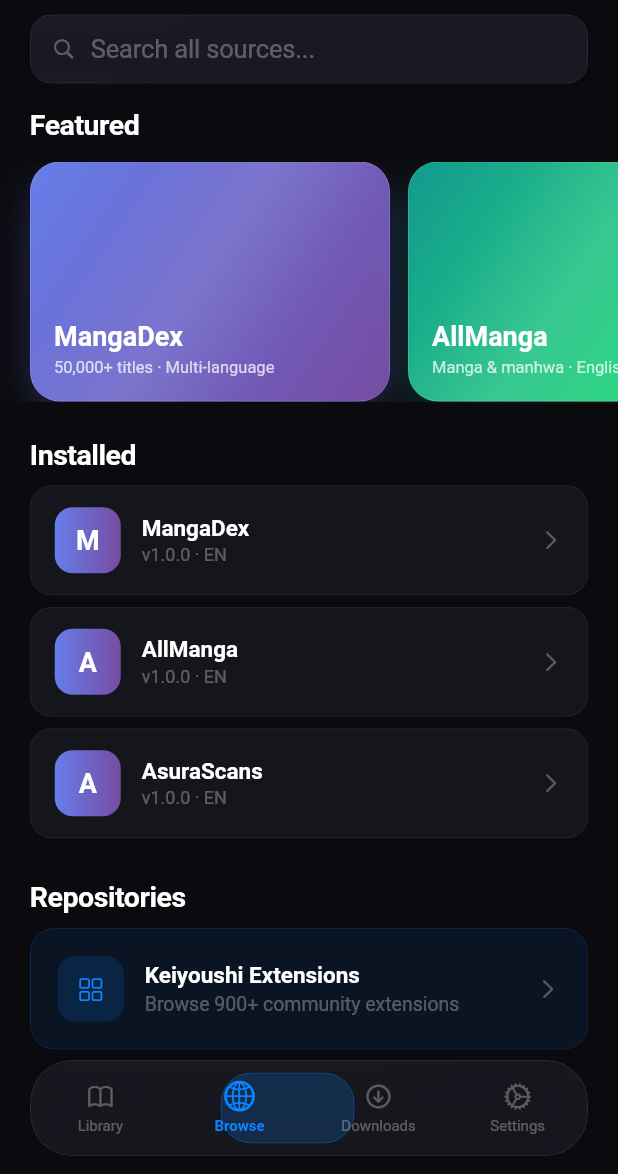
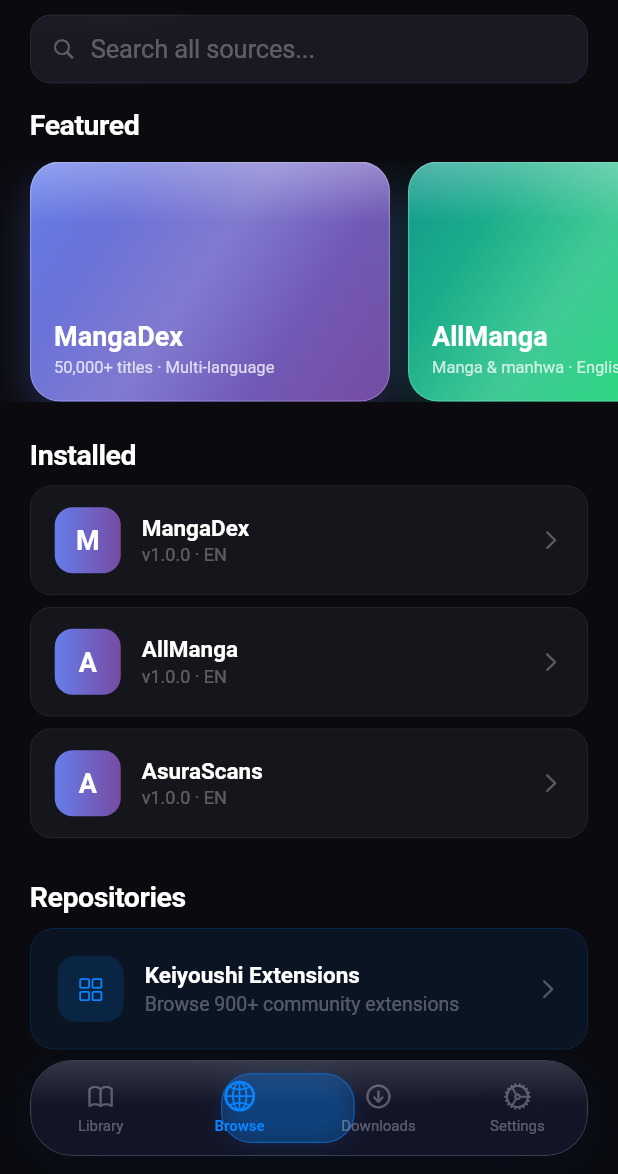
Before and after one commit to tsnyders/comic-center, a Flutter app: the screen it shows after launch, item 2 of the bottom bar chosen, on a phone screen of 412 x 824 dp, the part 62-1236 px from its top. Run offline on Flutter 3.47's test engine with Material 3 defaults, Android fonts, the phone set to English and light mode, and no system bars; our stand-ins replace cached_network_image, dio, extended_image, flutter_riverpod, isar; accounts and stored records are empty; generated files the repository leaves out were written again.

Commit message:
Fix AllManga 400 error, AsuraScans int cast crash, and enhance liquid glass UI
AllManga:
- Switch from stale persisted-query hashes to full GraphQL query strings;
  the APQ hashes were returning 400 Bad Request as of mid-2026
- Use correct 'sub' translationType enum value throughout
- Map chapter nums from availableChaptersDetail.sub via toString() (not cast)

AsuraScans:
- Convert id/uuid fields with .toString() instead of 'as String' cast;
  the API returns integer IDs which crashed with 'int is not subtype of String'
- Try multiple title field names (title, name, series_title) and cover fields
  (cover, thumbnail, image) for defensive parsing
- Use .toString() on created_at and all string fields to avoid cast errors

Liquid Glass UI:
- Add ambient radial gradient background (#14142E→#0A0A0F) so BackdropFilter
  has color variance to blur — on a pure solid background blur has no effect
- Nav bar: increase blur to 40, blue-tinted glass (#16162A), thicker border,
  specular highlight strip on top edge, accent glow on active pill indicator
- AnimatedGlassCard: brighter specular highlight (28% opacity), stronger
  colored drop shadow, thicker inner border (0.75px)
- GlassContainer: add specular highlight overlay on top edge

https://claude.ai/code/session_01HFab9nvC62hsLqbCUNNk8E

```diff
--- a/lib/features/root/root_scaffold.dart
+++ b/lib/features/root/root_scaffold.dart
@@ -34,6 +34,18 @@ class _RootScaffoldState extends State<RootScaffold> {
       child: Stack(
         fit: StackFit.expand,
         children: [
+          // Ambient gradient gives BackdropFilter something to blur —
+          // without this, glass on solid #0A0A0F looks identical to no blur.
+          const DecoratedBox(
+            decoration: BoxDecoration(
+              gradient: RadialGradient(
+                center: Alignment(0.0, -0.55),
+                radius: 1.1,
+                colors: [Color(0xFF14142E), Color(0xFF0A0A0F)],
+              ),
+            ),
+          ),
+
           // ── Tab content ───────────────────────────────────────────────
           IndexedStack(
             index: _selectedIndex,
@@ -127,30 +139,63 @@ class _GlassNavBarState extends State<_GlassNavBar>
 
   @override
   Widget build(BuildContext context) {
-    return ClipRRect(
+    return Container(
+      decoration: BoxDecoration(
+        borderRadius: BorderRadius.circular(28),
+        boxShadow: [
+          BoxShadow(
+            color: const Color(0xFF000000).withOpacity(0.45),
+            blurRadius: 40,
+            spreadRadius: -4,
+            offset: const Offset(0, 12),
+          ),
+          BoxShadow(
+            color: AppColors.accent.withOpacity(0.08),
+            blurRadius: 30,
+            offset: const Offset(0, 6),
+          ),
+        ],
+      ),
+      child: ClipRRect(
         borderRadius: BorderRadius.circular(28),
         child: BackdropFilter(
-        filter: ImageFilter.blur(sigmaX: 30, sigmaY: 30),
+          filter: ImageFilter.blur(sigmaX: 40, sigmaY: 40),
           child: Container(
             height: 64,
             decoration: BoxDecoration(
-            color: const Color(0xFF1A1A22).withOpacity(0.80),
+              // Slightly blue-tinted dark glass
+              color: const Color(0xFF16162A).withOpacity(0.82),
               borderRadius: BorderRadius.circular(28),
               border: Border.all(
-              color: const Color(0xFFFFFFFF).withOpacity(0.12),
-              width: 0.5,
+                color: const Color(0xFFFFFFFF).withOpacity(0.18),
+                width: 0.75,
               ),
-            boxShadow: [
-              BoxShadow(
-                color: const Color(0xFF000000).withOpacity(0.35),
-                blurRadius: 30,
-                spreadRadius: -6,
-                offset: const Offset(0, 8),
-              ),
-            ],
             ),
             child: Stack(
               children: [
+                // Specular highlight on top edge
+                Positioned(
+                  top: 0,
+                  left: 0,
+                  right: 0,
+                  height: 28,
+                  child: DecoratedBox(
+                    decoration: BoxDecoration(
+                      borderRadius: const BorderRadius.vertical(
+                        top: Radius.circular(28),
+                      ),
+                      gradient: LinearGradient(
+                        begin: Alignment.topCenter,
+                        end: Alignment.bottomCenter,
+                        colors: [
+                          const Color(0xFFFFFFFF).withOpacity(0.14),
+                          const Color(0x00FFFFFF),
+                        ],
+                      ),
+                    ),
+                  ),
+                ),
+
                 // Animated pill indicator
                 AnimatedBuilder(
                   animation: _indicatorPos,
@@ -165,12 +210,19 @@ class _GlassNavBarState extends State<_GlassNavBar>
                           _tabs.length,
                       child: Container(
                         decoration: BoxDecoration(
-                        color: AppColors.accent.withOpacity(0.20),
+                          color: AppColors.accent.withOpacity(0.25),
                           borderRadius: BorderRadius.circular(20),
                           border: Border.all(
-                          color: AppColors.accent.withOpacity(0.35),
-                          width: 0.5,
+                            color: AppColors.accent.withOpacity(0.50),
+                            width: 0.75,
                           ),
+                          boxShadow: [
+                            BoxShadow(
+                              color: AppColors.accent.withOpacity(0.20),
+                              blurRadius: 12,
+                              spreadRadius: -2,
+                            ),
+                          ],
                         ),
                       ),
                     );
@@ -191,6 +243,7 @@ class _GlassNavBarState extends State<_GlassNavBar>
                   }),
                 ),
               ],
+            ),
           ),
         ),
       ),
--- a/lib/shared/widgets/glass_container.dart
+++ b/lib/shared/widgets/glass_container.dart
@@ -2,7 +2,8 @@ import 'dart:ui';
 
 import 'package:flutter/cupertino.dart';
 
-/// Reusable frosted-glass panel — BackdropFilter + semi-transparent fill.
+/// Reusable liquid-glass panel — BackdropFilter blur + specular highlight +
+/// semi-transparent fill, mirroring Apple's glass material aesthetic.
 class GlassContainer extends StatelessWidget {
   const GlassContainer({
     super.key,
@@ -12,10 +13,10 @@ class GlassContainer extends StatelessWidget {
     this.padding,
     this.margin,
     this.borderRadius = 20,
-    this.blur = 24,
-    this.tintOpacity = 0.10,
-    this.borderOpacity = 0.18,
-    this.shadowOpacity = 0.18,
+    this.blur = 28,
+    this.tintOpacity = 0.18,
+    this.borderOpacity = 0.22,
+    this.shadowOpacity = 0.22,
     this.tintColor,
   });
 
@@ -35,22 +36,23 @@ class GlassContainer extends StatelessWidget {
   Widget build(BuildContext context) {
     final fill = (tintColor ?? const Color(0xFFFFFFFF)).withOpacity(tintOpacity);
     final border = const Color(0xFFFFFFFF).withOpacity(borderOpacity);
+    final r = BorderRadius.circular(borderRadius);
 
     return Container(
       margin: margin,
       decoration: BoxDecoration(
-        borderRadius: BorderRadius.circular(borderRadius),
+        borderRadius: r,
         boxShadow: [
           BoxShadow(
             color: const Color(0xFF000000).withOpacity(shadowOpacity),
-            blurRadius: 30,
-            spreadRadius: -4,
-            offset: const Offset(0, 8),
+            blurRadius: 40,
+            spreadRadius: -6,
+            offset: const Offset(0, 10),
           ),
         ],
       ),
       child: ClipRRect(
-        borderRadius: BorderRadius.circular(borderRadius),
+        borderRadius: r,
         child: BackdropFilter(
           filter: ImageFilter.blur(sigmaX: blur, sigmaY: blur),
           child: Container(
@@ -59,10 +61,36 @@ class GlassContainer extends StatelessWidget {
             padding: padding,
             decoration: BoxDecoration(
               color: fill,
-              borderRadius: BorderRadius.circular(borderRadius),
+              borderRadius: r,
               border: Border.all(color: border, width: 0.5),
             ),
-            child: child,
+            child: Stack(
+              children: [
+                // Specular highlight — white shimmer on the top edge
+                Positioned(
+                  top: 0,
+                  left: 0,
+                  right: 0,
+                  height: borderRadius,
+                  child: DecoratedBox(
+                    decoration: BoxDecoration(
+                      borderRadius: BorderRadius.vertical(
+                        top: Radius.circular(borderRadius),
+                      ),
+                      gradient: LinearGradient(
+                        begin: Alignment.topCenter,
+                        end: Alignment.bottomCenter,
+                        colors: [
+                          const Color(0xFFFFFFFF).withOpacity(0.12),
+                          const Color(0x00FFFFFF),
+                        ],
+                      ),
+                    ),
+                  ),
+                ),
+                if (child != null) child!,
+              ],
+            ),
           ),
         ),
       ),
@@ -70,7 +98,8 @@ class GlassContainer extends StatelessWidget {
   }
 }
 
-/// A glass panel with a subtle animated shimmer — used for featured cards.
+/// A glass card with shimmer animation and press-scale — used for featured
+/// source cards.
 class AnimatedGlassCard extends StatefulWidget {
   const AnimatedGlassCard({
     super.key,
@@ -133,51 +162,63 @@ class _AnimatedGlassCardState extends State<AnimatedGlassCard>
             boxShadow: [
               BoxShadow(
                 color: (widget.gradient as LinearGradient).colors.first
-                    .withOpacity(0.35),
-                blurRadius: 24,
+                    .withOpacity(0.40),
+                blurRadius: 28,
                 spreadRadius: -4,
-                offset: const Offset(0, 10),
+                offset: const Offset(0, 12),
               ),
             ],
           ),
+          child: ClipRRect(
+            borderRadius: BorderRadius.circular(20),
             child: Stack(
               children: [
-              // Animated shimmer overlay
+                // Animated diagonal shimmer
                 AnimatedBuilder(
                   animation: _shimmer,
                   builder: (_, __) => Positioned.fill(
-                  child: ClipRRect(
-                    borderRadius: BorderRadius.circular(20),
                     child: DecoratedBox(
                       decoration: BoxDecoration(
                         gradient: LinearGradient(
                           begin: Alignment(-1 + _shimmer.value * 2, -0.5),
                           end: Alignment(0 + _shimmer.value * 2, 0.5),
+                          colors: const [
+                            Color(0x00FFFFFF),
+                            Color(0x22FFFFFF),
+                            Color(0x00FFFFFF),
+                          ],
+                        ),
+                      ),
+                    ),
+                  ),
+                ),
+                // Specular highlight — top-edge glow
+                Positioned(
+                  top: 0,
+                  left: 0,
+                  right: 0,
+                  height: 40,
+                  child: DecoratedBox(
+                    decoration: BoxDecoration(
+                      gradient: LinearGradient(
+                        begin: Alignment.topCenter,
+                        end: Alignment.bottomCenter,
                         colors: [
-                            const Color(0x00FFFFFF),
-                            const Color(0x18FFFFFF),
+                          const Color(0xFFFFFFFF).withOpacity(0.28),
                           const Color(0x00FFFFFF),
                         ],
                       ),
                     ),
                   ),
                 ),
-                ),
-              ),
-              // Glass inner border
+                // Inner border
                 Positioned.fill(
-                child: ClipRRect(
-                  borderRadius: BorderRadius.circular(20),
-                  child: BackdropFilter(
-                    filter: ImageFilter.blur(sigmaX: 0, sigmaY: 0),
                   child: DecoratedBox(
                     decoration: BoxDecoration(
                       borderRadius: BorderRadius.circular(20),
                       border: Border.all(
-                          color: const Color(0x30FFFFFF),
-                          width: 0.5,
-                        ),
-                      ),
+                        color: const Color(0x40FFFFFF),
+                        width: 0.75,
                       ),
                     ),
                   ),
@@ -187,6 +228,7 @@ class _AnimatedGlassCardState extends State<AnimatedGlassCard>
             ),
           ),
         ),
+      ),
     );
   }
 }
```
Also changed, not shown: lib/core/extensions/sources/all_manga_source.dart (+43 -49 lines), lib/core/extensions/sources/asura_scans_source.dart (+19 -12 lines). Lines whose indentation alone changed are shown as unchanged.
